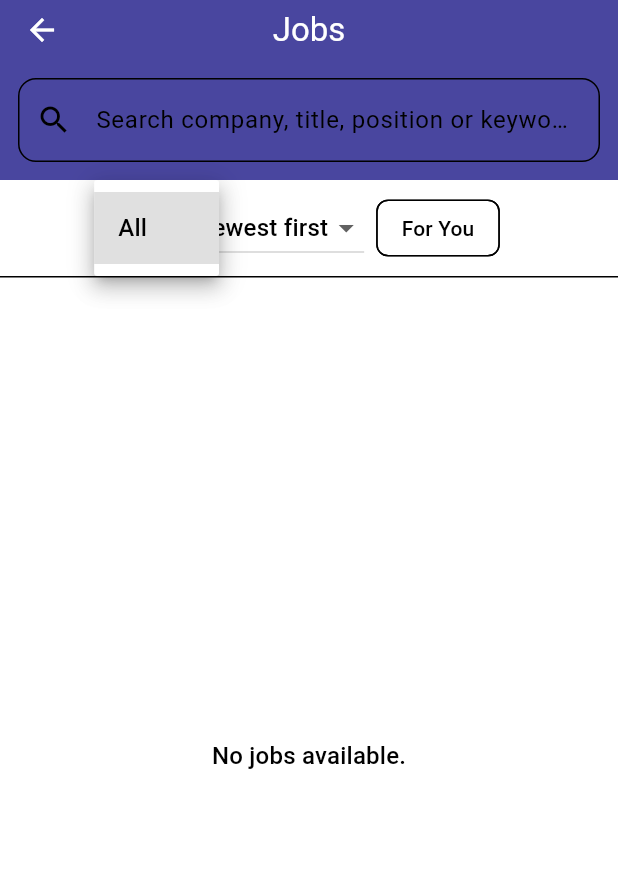
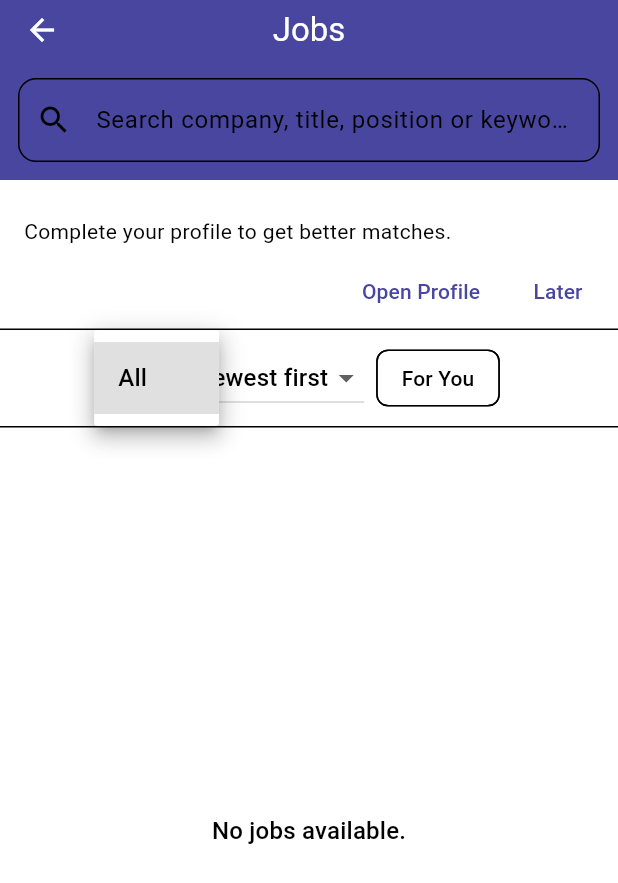
Before and after one commit to WS888-CODER/2025_GP_11, a Flutter app: the JobsPage screen opened directly, after a tap on "All", on a phone screen of 412 x 824 dp. Shown: the top 883 px of the screen. Run offline on Flutter 3.47's test engine with Material 3 defaults, Android fonts, the phone set to English and light mode, and no system bars; our stand-ins replace cloud_firestore, cloud_functions, file_picker, firebase_auth, firebase_core, firebase_storage and 1 more; accounts and stored records are empty.

Commit message:
update all jobs

```diff
--- a/lib/main.dart
+++ b/lib/main.dart
@@ -33,7 +33,7 @@ class Jadeer extends StatelessWidget {
     return MaterialApp(
       title: 'Jadeer',
       theme: AppTheme.lightTheme,
-      home: StartScreen(),
+      home: JobsPage(),
       debugShowCheckedModeBanner: false,
       routes: {
         '/start': (context) => StartScreen(),
--- a/lib/screens/all_jobs.dart
+++ b/lib/screens/all_jobs.dart
@@ -2,6 +2,7 @@ import 'dart:async';
 import 'package:flutter/material.dart';
 import 'package:flutter/foundation.dart';
 import 'package:cloud_firestore/cloud_firestore.dart';
+import 'package:firebase_auth/firebase_auth.dart';
 import 'package:url_launcher/url_launcher.dart';
 
 /* ========================== FIRESTORE CONSTANTS ========================== */
@@ -25,9 +26,12 @@ class JobFields {
   static const applyUrl = 'ApplyURL';
 }
 
-class UserFields {
+class UserDocFields {
+  static const userType = 'UserType';
+  static const isProfileComplete = 'IsProfileComplete';
+  static const cvUrl = 'CVURL';
+  static const major = 'Major';
   static const name = 'Name';
-  static const userType = 'UserType';
 }
 
 /* ========================== MODEL ========================== */
@@ -129,32 +133,68 @@ class _JobsPageState extends State<JobsPage> {
   final Map<String, String> _companyNames = {};
   bool _loadingCompanies = false;
 
-  StreamSubscription<List<Job>>? _sub;
+  String _userType = 'JobSeeker';
+  bool _isProfileComplete = false;
+  UserProfile? _liveProfile;
+
+  StreamSubscription<List<Job>>? _jobsSub;
+  StreamSubscription<DocumentSnapshot<Map<String, dynamic>>>? _userSub;
 
   @override
   void initState() {
     super.initState();
     _saved = {...widget.profile.savedJobIds};
-    _sub = _jobsStream().listen(
-      (jobs) {
+
+    _jobsSub = _jobsStream().listen((jobs) {
       _updateMajorsFrom(jobs);
       _ensureCompanyNames(jobs.map((j) => j.userId).toSet());
       if (!mounted) return;
       setState(() {
         _allJobs = jobs;
       });
-      },
-      onError: (e) {
-        // Optional: handle/log errors
-      },
+    });
+
+    final uid = FirebaseAuth.instance.currentUser?.uid;
+    if (uid != null) {
+      _userSub = FirebaseFirestore.instance
+          .collection(kUsersCollection)
+          .doc(uid)
+          .snapshots()
+          .listen((doc) {
+        final d = doc.data() ?? {};
+        final type = (d[UserDocFields.userType] ?? 'JobSeeker').toString();
+        final complete = d[UserDocFields.isProfileComplete] == true;
+        final cv = (d[UserDocFields.cvUrl] ?? '').toString();
+        final mj = (d[UserDocFields.major] ?? '').toString();
+
+        if (!mounted) return;
+        setState(() {
+          _userType = type;
+          _isProfileComplete = complete;
+          _liveProfile = UserProfile(
+            cvUrl: cv.isEmpty ? null : cv,
+            major: mj.isEmpty ? null : mj,
+            hasMinimumInfo: complete,
+            savedJobIds: _saved,
           );
+        });
+
+        WidgetsBinding.instance.addPostFrameCallback((_) {
+          if (!mounted) return;
+          _maybeShowProfileBanner();
+        });
+      });
+    }
   }
 
   @override
   void dispose() {
-    _sub?.cancel();
+    _jobsSub?.cancel();
+    _userSub?.cancel();
     super.dispose();
   }
+
+  UserProfile get _profile => _liveProfile ?? widget.profile;
 
   String _fmtDate(DateTime d) =>
       '${d.year}/${d.month.toString().padLeft(2, '0')}/${d.day.toString().padLeft(2, '0')}';
@@ -186,10 +226,10 @@ class _JobsPageState extends State<JobsPage> {
     }
 
     if (_forYou) {
-      if (widget.profile.cvUrl == null) {
+      if (_profile.cvUrl == null) {
         res = const <Job>[];
       } else {
-        final userMajor = widget.profile.major;
+        final userMajor = _profile.major;
         if (userMajor != null && userMajor.isNotEmpty) {
           res = res.where((j) => _matchesMajor(j, userMajor));
         }
@@ -219,8 +259,40 @@ class _JobsPageState extends State<JobsPage> {
     });
   }
 
+  void _maybeShowProfileBanner() {
+    final need = !_isProfileComplete;
+    if (!need) {
+      ScaffoldMessenger.of(context).hideCurrentMaterialBanner();
+      return;
+    }
+
+    ScaffoldMessenger.of(context).showMaterialBanner(
+      MaterialBanner(
+        content: const Text('Complete your profile to get better matches.'),
+        actions: [
+          TextButton(
+            onPressed: () {
+              ScaffoldMessenger.of(context).hideCurrentMaterialBanner();
+              if (_userType == 'Company') {
+                Navigator.pushNamed(context, '/profile/company');
+              } else {
+                Navigator.pushNamed(context, '/profile/jobseeker');
+              }
+            },
+            child: const Text('Open Profile'),
+          ),
+          TextButton(
+            onPressed: () =>
+                ScaffoldMessenger.of(context).hideCurrentMaterialBanner(),
+            child: const Text('Later'),
+          ),
+        ],
+      ),
+    );
+  }
+
   void _maybeShowCvBanner() {
-    if (_forYou && widget.profile.cvUrl == null) {
+    if (_forYou && _profile.cvUrl == null) {
       ScaffoldMessenger.of(context).showMaterialBanner(
         MaterialBanner(
           content: const Text(
@@ -230,8 +302,9 @@ class _JobsPageState extends State<JobsPage> {
             TextButton(
               onPressed: () {
                 ScaffoldMessenger.of(context).hideCurrentMaterialBanner();
+                Navigator.pushNamed(context, '/profile/jobseeker');
               },
-              child: const Text('Upload CV'),
+              child: const Text('Open Profile'),
             ),
             TextButton(
               onPressed: () {
@@ -284,7 +357,7 @@ class _JobsPageState extends State<JobsPage> {
 
       for (final doc in qs.docs) {
         final data = doc.data();
-        final name = (data[UserFields.name] ?? '').toString().trim();
+        final name = (data[UserDocFields.name] ?? '').toString().trim();
         if (name.isNotEmpty) {
           _companyNames[doc.id] = name;
         }
@@ -371,7 +444,7 @@ class _JobsPageState extends State<JobsPage> {
                 if (_allJobs.isEmpty) {
                   return Center(
                     child: Text(
-                      _forYou && widget.profile.cvUrl == null
+                      _forYou && _profile.cvUrl == null
                           ? 'Upload your CV to see personalized jobs.'
                           : 'No jobs available.',
                       style: Theme.of(context).textTheme.titleMedium,
@@ -382,7 +455,7 @@ class _JobsPageState extends State<JobsPage> {
                 if (jobs.isEmpty) {
                   return Center(
                     child: Text(
-                      _forYou && widget.profile.cvUrl == null
+                      _forYou && _profile.cvUrl == null
                           ? 'Upload your CV to see personalized jobs.'
                           : 'No jobs match your filters.',
                       style: Theme.of(context).textTheme.titleMedium,
@@ -460,9 +533,11 @@ class _JobsPageState extends State<JobsPage> {
                                     tooltip: saved
                                         ? 'Remove from saved'
                                         : 'Save for later',
-                                    icon: Icon(saved
+                                    icon: Icon(
+                                      saved
                                           ? Icons.favorite
-                                        : Icons.favorite_border),
+                                          : Icons.favorite_border,
+                                    ),
                                     onPressed: () => _toggleSave(j),
                                   ),
                                 ],
@@ -487,7 +562,9 @@ class _JobsPageState extends State<JobsPage> {
                                   if (j.specialty.isNotEmpty)
                                     Container(
                                       padding: const EdgeInsets.symmetric(
-                                          horizontal: 8, vertical: 4),
+                                        horizontal: 8,
+                                        vertical: 4,
+                                      ),
                                       decoration: BoxDecoration(
                                         borderRadius: BorderRadius.circular(8),
                                         color: Theme.of(context)
@@ -514,9 +591,11 @@ class _JobsPageState extends State<JobsPage> {
                                             final uri =
                                                 Uri.parse(j.applyUrl!.trim());
                                             if (await canLaunchUrl(uri)) {
-                                              await launchUrl(uri,
+                                              await launchUrl(
+                                                uri,
                                                 mode: LaunchMode
-                                                      .externalApplication);
+                                                    .externalApplication,
+                                              );
                                             }
                                           }
                                         : null,
@@ -540,7 +619,7 @@ class _JobsPageState extends State<JobsPage> {
   }
 }
 
-/* ========================== PROFILE ========================== */
+/* ========================== PROFILE SNAPSHOT MODEL ========================== */
 
 class UserProfile {
   final String? cvUrl;
```
Lines whose indentation alone changed are shown as unchanged.
